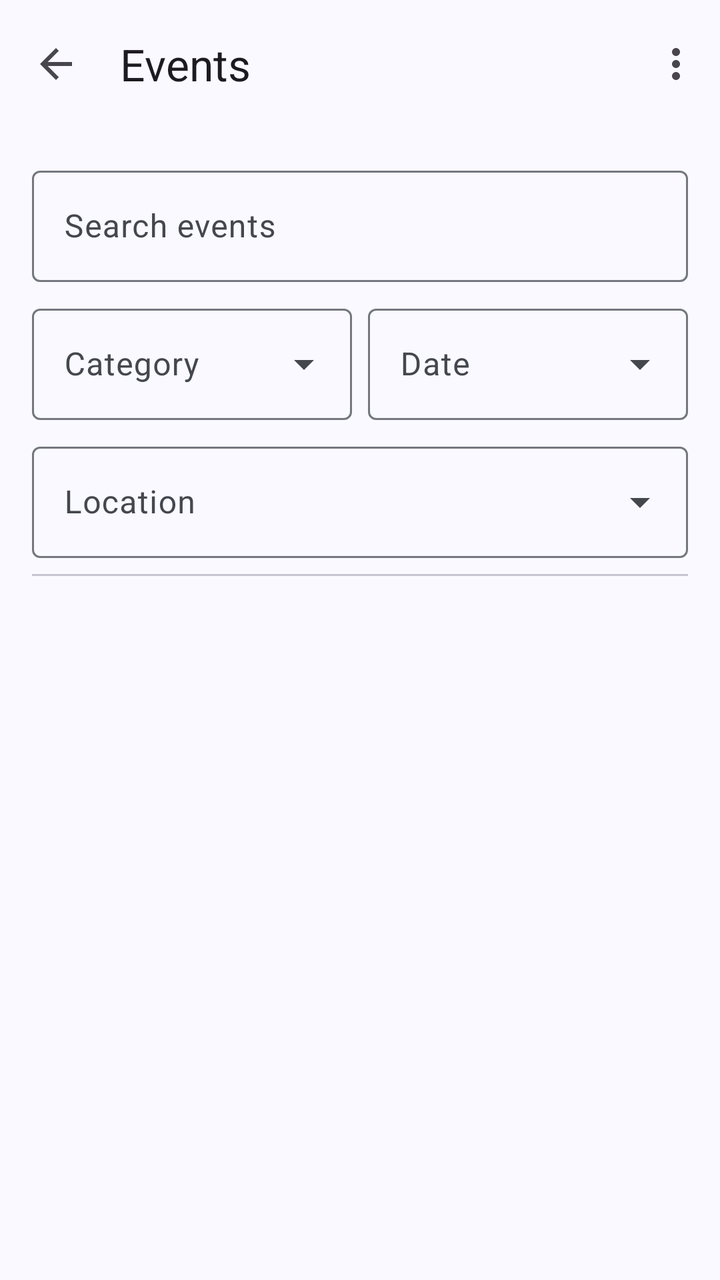
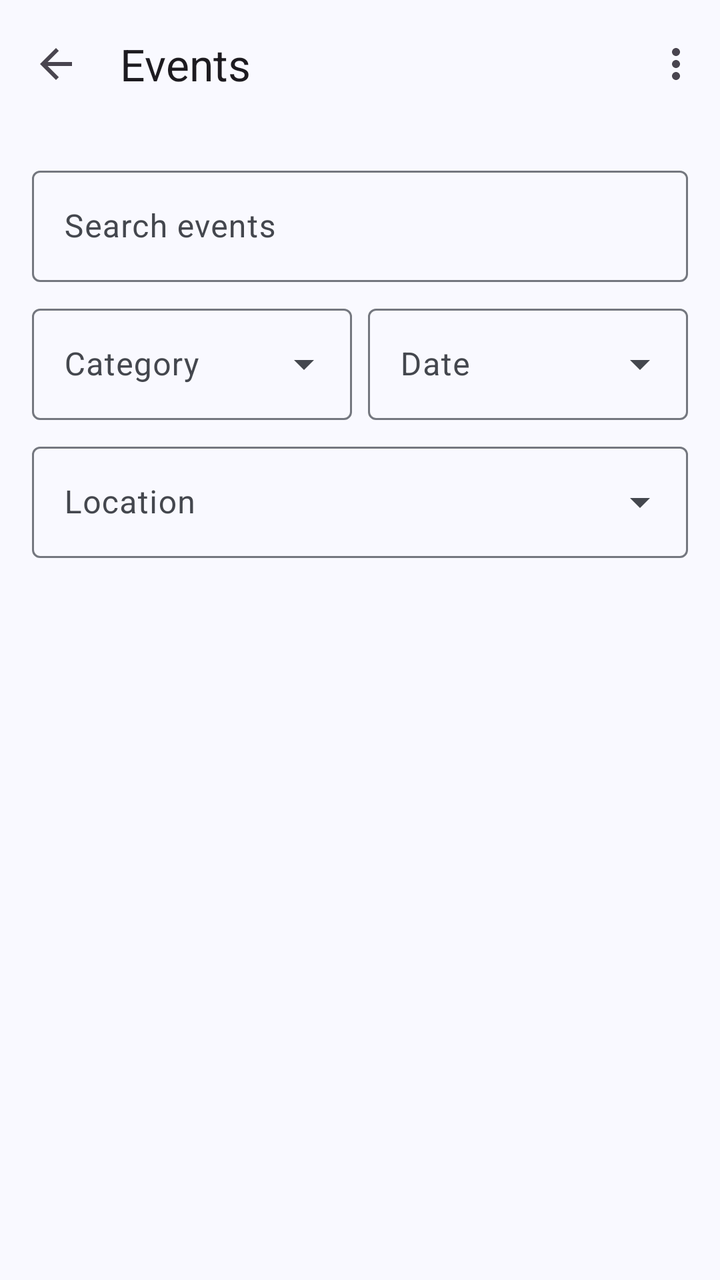

Compare the two renders of this Android layout. The source of the first and the diff that turns it into the second are given below.
<!-- AndroidManifest.xml: application theme Theme.Ticketree -->
<!-- res/layout/activity_event_list.xml -->
<?xml version="1.0" encoding="utf-8"?>
<LinearLayout xmlns:android="http://schemas.android.com/apk/res/android"
    xmlns:app="http://schemas.android.com/apk/res-auto"
    android:layout_width="match_parent"
    android:layout_height="match_parent"
    android:fitsSystemWindows="true"
    android:orientation="vertical">

    <com.google.android.material.appbar.MaterialToolbar
        android:id="@+id/toolbar"
        android:layout_width="match_parent"
        android:layout_height="?attr/actionBarSize"
        app:navigationContentDescription="Back"
        app:navigationIcon="@drawable/ic_back"
        app:menu="@menu/menu_event_list"
        app:title="Events" />

    <LinearLayout
        android:layout_width="match_parent"
        android:layout_height="0dp"
        android:layout_weight="1"
        android:orientation="vertical"
        android:padding="16dp">

        <com.google.android.material.textfield.TextInputLayout
            style="@style/Widget.Material3.TextInputLayout.OutlinedBox"
            android:layout_width="match_parent"
            android:layout_height="wrap_content"
            android:hint="Search events">

            <com.google.android.material.textfield.TextInputEditText
                android:id="@+id/etSearch"
                android:layout_width="match_parent"
                android:layout_height="wrap_content"
                android:inputType="text" />
        </com.google.android.material.textfield.TextInputLayout>

        <LinearLayout
            android:layout_width="match_parent"
            android:layout_height="wrap_content"
            android:layout_marginTop="8dp"
            android:orientation="horizontal">

            <com.google.android.material.textfield.TextInputLayout
                style="@style/Widget.Material3.TextInputLayout.OutlinedBox.ExposedDropdownMenu"
                android:layout_width="0dp"
                android:layout_height="wrap_content"
                android:layout_weight="1"
                android:hint="Category">

                <com.google.android.material.textfield.MaterialAutoCompleteTextView
                    android:id="@+id/ddCategory"
                    android:layout_width="match_parent"
                    android:layout_height="wrap_content"
                    android:inputType="none" />
            </com.google.android.material.textfield.TextInputLayout>

            <com.google.android.material.textfield.TextInputLayout
                style="@style/Widget.Material3.TextInputLayout.OutlinedBox.ExposedDropdownMenu"
                android:layout_width="0dp"
                android:layout_height="wrap_content"
                android:layout_marginStart="8dp"
                android:layout_weight="1"
                android:hint="Date">

                <com.google.android.material.textfield.MaterialAutoCompleteTextView
                    android:id="@+id/ddDate"
                    android:layout_width="match_parent"
                    android:layout_height="wrap_content"
                    android:inputType="none" />
            </com.google.android.material.textfield.TextInputLayout>
        </LinearLayout>

        <LinearLayout
            android:layout_width="match_parent"
            android:layout_height="wrap_content"
            android:layout_marginTop="8dp"
            android:gravity="center_vertical"
            android:orientation="horizontal">

            <com.google.android.material.textfield.TextInputLayout
                style="@style/Widget.Material3.TextInputLayout.OutlinedBox.ExposedDropdownMenu"
                android:layout_width="0dp"
                android:layout_height="wrap_content"
                android:layout_weight="1"
                android:hint="Location">

                <com.google.android.material.textfield.MaterialAutoCompleteTextView
                    android:id="@+id/ddLocation"
                    android:layout_width="match_parent"
                    android:layout_height="wrap_content"
                    android:inputType="none" />
            </com.google.android.material.textfield.TextInputLayout>
        </LinearLayout>

        <com.google.android.material.divider.MaterialDivider
            android:layout_width="match_parent"
            android:layout_height="wrap_content"
            android:layout_marginVertical="8dp" />

        <include
            android:id="@+id/empty"
            layout="@layout/view_empty"
            android:layout_width="match_parent"
            android:layout_height="wrap_content"
            android:visibility="gone" />

        <androidx.recyclerview.widget.RecyclerView
            android:id="@+id/rvList"
            android:layout_width="match_parent"
            android:layout_height="0dp"
            android:layout_weight="1" />
    </LinearLayout>
</LinearLayout>
<!-- res/layout/view_empty.xml (included above) -->
<?xml version="1.0" encoding="utf-8"?>
<LinearLayout xmlns:android="http://schemas.android.com/apk/res/android"
    android:layout_width="match_parent"
    android:layout_height="wrap_content"
    android:gravity="center_horizontal"
    android:orientation="vertical"
    android:padding="32dp">

    <com.google.android.material.textview.MaterialTextView
        android:id="@+id/tvEmoji"
        android:importantForAccessibility="no"
        android:layout_width="wrap_content"
        android:layout_height="wrap_content"
        android:textSize="56sp" />

    <com.google.android.material.textview.MaterialTextView
        android:id="@+id/tvMessage"
        android:layout_width="match_parent"
        android:layout_height="wrap_content"
        android:layout_marginTop="8dp"
        android:gravity="center"
        android:textAppearance="?attr/textAppearanceTitleMedium" />

    <com.google.android.material.button.MaterialButton
        android:id="@+id/btnEmpty"
        android:layout_width="wrap_content"
        android:layout_height="wrap_content"
        android:layout_marginTop="16dp"
        android:visibility="gone" />
</LinearLayout>
<!-- resources referenced by this layout -->
<resources>
  <!-- drawable ic_back (drawable) -->
  <vector xmlns:android="http://schemas.android.com/apk/res/android"
      android:width="24dp"
      android:height="24dp"
      android:tint="?attr/colorControlNormal"
      android:viewportWidth="24"
      android:viewportHeight="24">
      <path
          android:fillColor="@android:color/white"
          android:pathData="M20,11H7.83l5.59,-5.59L12,4l-8,8 8,8 1.41,-1.41L7.83,13H20v-2z" />
  </vector>
  <style name="Theme.Ticketree" parent="AppTheme">
          <item name="android:windowSoftInputMode">adjustResize</item>
          <item name="android:windowAnimationStyle">@style/Animation.Ticketree</item>
      </style>
  <style name="Animation.Ticketree" parent="@android:style/Animation.Activity">
          <item name="android:activityOpenEnterAnimation">@anim/screen_open_enter</item>
          <item name="android:activityOpenExitAnimation">@anim/screen_open_exit</item>
          <item name="android:activityCloseEnterAnimation">@anim/screen_close_enter</item>
          <item name="android:activityCloseExitAnimation">@anim/screen_close_exit</item>
      </style>
  <color name="md_theme_primary">#415F91</color>
  <color name="md_theme_onPrimary">#FFFFFF</color>
  <color name="md_theme_primaryContainer">#D6E3FF</color>
  <color name="md_theme_onPrimaryContainer">#284777</color>
  <color name="md_theme_secondary">#565F71</color>
  <color name="md_theme_onSecondary">#FFFFFF</color>
  <color name="md_theme_secondaryContainer">#DAE2F9</color>
  <color name="md_theme_onSecondaryContainer">#3E4759</color>
  <color name="md_theme_tertiary">#705575</color>
  <color name="md_theme_onTertiary">#FFFFFF</color>
  <color name="md_theme_tertiaryContainer">#FAD8FD</color>
  <color name="md_theme_onTertiaryContainer">#573E5C</color>
  <color name="md_theme_error">#BA1A1A</color>
  <color name="md_theme_onError">#FFFFFF</color>
  <color name="md_theme_errorContainer">#FFDAD6</color>
  <color name="md_theme_onErrorContainer">#93000A</color>
  <color name="md_theme_background">#F9F9FF</color>
  <color name="md_theme_onBackground">#191C20</color>
  <color name="md_theme_surface">#F9F9FF</color>
  <color name="md_theme_onSurface">#191C20</color>
  <color name="md_theme_surfaceVariant">#E0E2EC</color>
  <color name="md_theme_onSurfaceVariant">#44474E</color>
  <color name="md_theme_outline">#74777F</color>
  <color name="md_theme_outlineVariant">#C4C6D0</color>
  <color name="md_theme_inverseSurface">#2E3036</color>
  <color name="md_theme_inverseOnSurface">#F0F0F7</color>
  <color name="md_theme_inversePrimary">#AAC7FF</color>
  <color name="md_theme_primaryFixed">#D6E3FF</color>
  <color name="md_theme_onPrimaryFixed">#001B3E</color>
  <color name="md_theme_primaryFixedDim">#AAC7FF</color>
  <color name="md_theme_onPrimaryFixedVariant">#284777</color>
  <color name="md_theme_secondaryFixed">#DAE2F9</color>
  <color name="md_theme_onSecondaryFixed">#131C2B</color>
  <color name="md_theme_secondaryFixedDim">#BEC6DC</color>
  <color name="md_theme_onSecondaryFixedVariant">#3E4759</color>
  <color name="md_theme_tertiaryFixed">#FAD8FD</color>
  <color name="md_theme_onTertiaryFixed">#28132E</color>
  <color name="md_theme_tertiaryFixedDim">#DDBCE0</color>
  <color name="md_theme_onTertiaryFixedVariant">#573E5C</color>
  <color name="md_theme_surfaceDim">#D9D9E0</color>
  <color name="md_theme_surfaceBright">#F9F9FF</color>
  <color name="md_theme_surfaceContainerLowest">#FFFFFF</color>
  <color name="md_theme_surfaceContainerLow">#F3F3FA</color>
  <color name="md_theme_surfaceContainer">#EDEDF4</color>
  <color name="md_theme_surfaceContainerHigh">#E7E8EE</color>
  <color name="md_theme_surfaceContainerHighest">#E2E2E9</color>
  <!-- unchanged entries left out for length: 1 -->
</resources>

<!-- the commit's change to res/layout/activity_event_list.xml (unified diff, before → after) -->
@@ -93,11 +93,6 @@
             </com.google.android.material.textfield.TextInputLayout>
         </LinearLayout>
 
-        <com.google.android.material.divider.MaterialDivider
-            android:layout_width="match_parent"
-            android:layout_height="wrap_content"
-            android:layout_marginVertical="8dp" />
-
         <include
             android:id="@+id/empty"
             layout="@layout/view_empty"
@@ -109,6 +104,7 @@
             android:id="@+id/rvList"
             android:layout_width="match_parent"
             android:layout_height="0dp"
+            android:layout_marginTop="12dp"
             android:layout_weight="1" />
     </LinearLayout>
 </LinearLayout>
